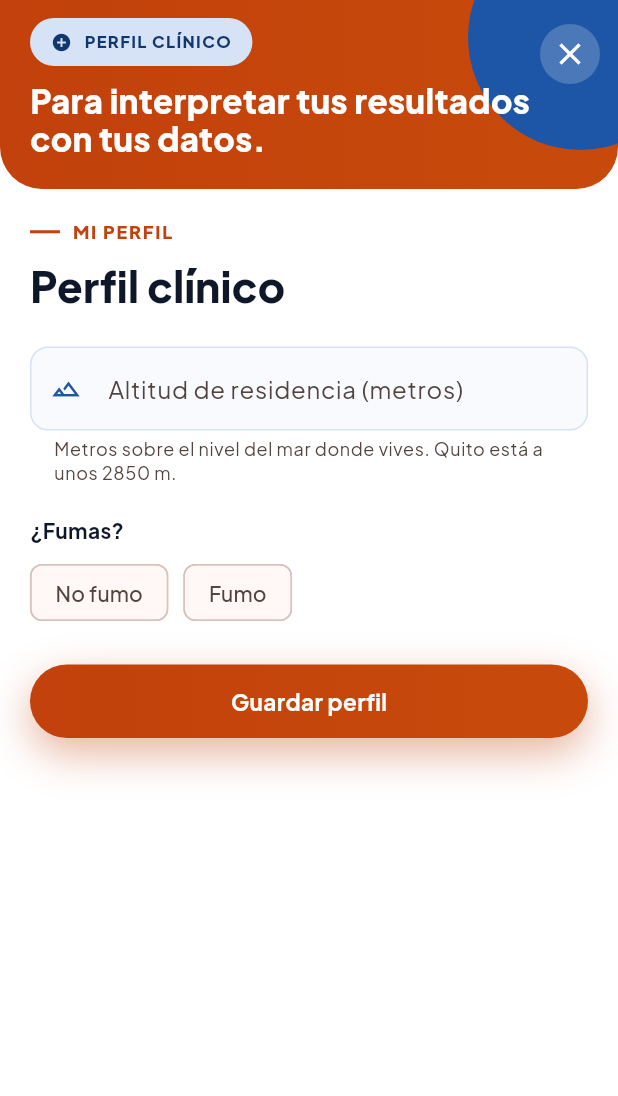
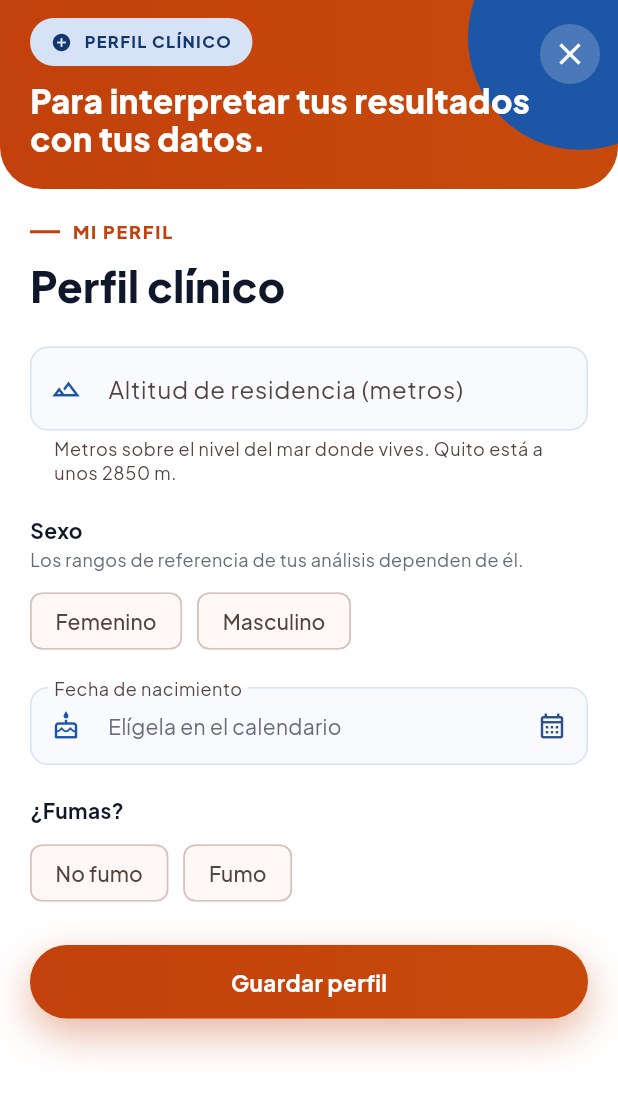
Before and after one commit to Mabe-Zapata/AD-Medical-front-flutter, a Flutter app: the ProfileDialog widget shown alone on an empty page, opened directly, on a phone screen of 412 x 824 dp. Shown: the top 1096 px of the screen. Run offline on Flutter 3.47's test engine with Material 3 defaults, Android fonts, the phone set to English and light mode, and no system bars; our stand-ins replace google_fonts, web; missing offline and left inert: dart:js_interop, dart:ui_web.

Commit message:
feat(auth): ask sex and birth date at sign-up and in the clinical profile
WIP: domain, data, forms and unit tests are done (analyze clean); the widget
flow tests for sign-up and profile still need to pick sex and birth date, so
9 of them fail until they are updated. Needs the backend branch
feat/patient-demographics to accept the new fields.

```diff
--- /dev/null
+++ b/lib/core/domain/personal_data.dart
@@ -0,0 +1,44 @@
+/// Sex registered at birth. The backend only accepts `M` or `F`, because the clinical reference ranges
+/// (hemoglobin, ferritin, MCV) are defined for those two groups.
+enum BiologicalSex {
+  female('F', 'Femenino'),
+  male('M', 'Masculino');
+
+  const BiologicalSex(this.code, this.label);
+
+  /// What the API sends and returns.
+  final String code;
+
+  /// What the patient reads.
+  final String label;
+
+  static BiologicalSex? fromCode(Object? code) => values.where((s) => s.code == code).firstOrNull;
+}
+
+/// Same limit as the backend: an age above this is a typing mistake.
+const maxAgeYears = 120;
+
+/// True when [birth] is a plausible birth date on [today]: not in the future and at most [maxAgeYears] ago.
+/// Only the calendar day matters, so the time of day never decides it.
+bool isValidBirthDate(DateTime birth, DateTime today) {
+  final day = DateTime(birth.year, birth.month, birth.day);
+  final now = DateTime(today.year, today.month, today.day);
+  final oldest = DateTime(now.year - maxAgeYears, now.month, now.day);
+  return !day.isAfter(now) && !day.isBefore(oldest);
+}
+
+/// `2026-11-14`, the format of the API (a date, never a date-time, so no time zone can move it).
+String isoDate(DateTime date) =>
+    '${date.year.toString().padLeft(4, '0')}-${date.month.toString().padLeft(2, '0')}-${date.day.toString().padLeft(2, '0')}';
+
+/// The date of a `YYYY-MM-DD` value, or null when it is missing or malformed.
+DateTime? parseIsoDate(Object? value) {
+  if (value is! String) return null;
+  final match = RegExp(r'^(\d{4})-(\d{2})-(\d{2})').firstMatch(value);
+  if (match == null) return null;
+  return DateTime(int.parse(match[1]!), int.parse(match[2]!), int.parse(match[3]!));
+}
+
+/// `14/11/1992`, how the patient reads a date.
+String birthDateLabel(DateTime date) =>
+    '${date.day.toString().padLeft(2, '0')}/${date.month.toString().padLeft(2, '0')}/${date.year}';
--- a/lib/features/auth/data/repositories/http_auth_repository.dart
+++ b/lib/features/auth/data/repositories/http_auth_repository.dart
@@ -1,3 +1,4 @@
+import 'package:medicalbooking_portal/core/domain/personal_data.dart';
 import 'package:medicalbooking_portal/core/http/api_client.dart';
 import 'package:medicalbooking_portal/features/auth/domain/entities/new_patient_account.dart';
 import 'package:medicalbooking_portal/features/auth/domain/entities/patient.dart';
@@ -20,7 +21,8 @@ class HttpAuthRepository implements AuthRepository {
   }
 
   /// `POST /auth/register`: public, answers 202 whatever the email. The role is not sent; the server fixes it
-  /// to patient, and it rejects any field it does not know (so no phone).
+  /// to patient, and it rejects any field it does not know (so no phone). `sexo` (`M`/`F`) and
+  /// `fecha_nacimiento` (`YYYY-MM-DD`) are optional for the server and sent only when the form has them.
   @override
   Future<void> register(NewPatientAccount account) async {
     await _api.post(
@@ -30,6 +32,8 @@ class HttpAuthRepository implements AuthRepository {
         'password': account.password,
         'first_name': account.firstName,
         'last_name': account.lastName,
+        if (account.sex != null) 'sexo': account.sex!.code,
+        if (account.birthDate != null) 'fecha_nacimiento': isoDate(account.birthDate!),
       },
       authenticated: false,
     );
--- a/lib/features/auth/presentation/widgets/registration_messages.dart
+++ b/lib/features/auth/presentation/widgets/registration_messages.dart
@@ -4,5 +4,7 @@ String registrationMessage(RegistrationProblem problem) => switch (problem) {
   RegistrationProblem.firstName => 'Escribe tus nombres.',
   RegistrationProblem.lastName => 'Escribe tus apellidos.',
   RegistrationProblem.email => 'Escribe un correo válido.',
+  RegistrationProblem.sex => 'Elige una opción.',
+  RegistrationProblem.birthDate => 'Elige una fecha de nacimiento válida.',
   RegistrationProblem.passwordLength => 'Mínimo $minPasswordLength caracteres.',
 };
--- a/lib/features/profile/data/repositories/http_clinical_profile_repository.dart
+++ b/lib/features/profile/data/repositories/http_clinical_profile_repository.dart
@@ -1,3 +1,4 @@
+import 'package:medicalbooking_portal/core/domain/personal_data.dart';
 import 'package:medicalbooking_portal/core/http/api_client.dart';
 import 'package:medicalbooking_portal/features/profile/domain/entities/clinical_profile.dart';
 import 'package:medicalbooking_portal/features/profile/domain/repositories/clinical_profile_repository.dart';
@@ -7,14 +8,24 @@ class HttpClinicalProfileRepository implements ClinicalProfileRepository {
 
   final ApiClient _api;
 
-  /// `GET /me/perfil-clinico`: altitude and smoking are null until declared, which means "not complete".
+  /// `GET /me/perfil-clinico`: every field is null until declared, and a profile missing any of them is "not
+  /// complete" (null), so the portal keeps asking. An older backend that does not know `sexo` or
+  /// `fecha_nacimiento` never sends them, which also reads as not complete.
   @override
   Future<ClinicalProfile?> read() async {
     final json = await _api.get('/me/perfil-clinico') as Map<String, dynamic>;
     final altitude = json['altitud_residencia_m'] as int?;
     final smoker = json['fumador'] as bool?;
-    if (altitude == null || smoker == null) return null;
-    return ClinicalProfile(altitudeM: altitude, smoker: smoker, cigarettesPerDay: json['cigarrillos_dia'] as int?);
+    final sex = BiologicalSex.fromCode(json['sexo']);
+    final birthDate = parseIsoDate(json['fecha_nacimiento']);
+    if (altitude == null || smoker == null || sex == null || birthDate == null) return null;
+    return ClinicalProfile(
+      altitudeM: altitude,
+      smoker: smoker,
+      sex: sex,
+      birthDate: birthDate,
+      cigarettesPerDay: json['cigarrillos_dia'] as int?,
+    );
   }
 
   /// `PUT /me/perfil-clinico`: the backend rejects unknown fields, wants `fumador` always, and refuses a
@@ -27,6 +38,8 @@ class HttpClinicalProfileRepository implements ClinicalProfileRepository {
         'altitud_residencia_m': profile.altitudeM,
         'fumador': profile.smoker,
         'cigarrillos_dia': profile.smoker ? profile.cigarettesPerDay : null,
+        'sexo': profile.sex.code,
+        'fecha_nacimiento': isoDate(profile.birthDate),
       },
     );
   }
--- a/lib/features/profile/domain/entities/clinical_profile.dart
+++ b/lib/features/profile/domain/entities/clinical_profile.dart
@@ -1,11 +1,24 @@
-/// What the patient declares about themselves. The backend uses it for the WHO 2024 hemoglobin
-/// adjustments, and only the patient writes it. There is no endpoint to read it back.
+import 'package:medicalbooking_portal/core/domain/personal_data.dart';
+
+/// What the patient declares about themselves. The backend uses altitude and smoking for the WHO 2024 hemoglobin
+/// adjustments, and sex and birth date to pick the reference ranges and thresholds. Only the patient writes it.
+/// A profile is complete only with all of it: the portal keeps asking until then.
 class ClinicalProfile {
-  const ClinicalProfile({required this.altitudeM, required this.smoker, this.cigarettesPerDay});
+  const ClinicalProfile({
+    required this.altitudeM,
+    required this.smoker,
+    required this.sex,
+    required this.birthDate,
+    this.cigarettesPerDay,
+  });
 
   /// Altitude of residence in metres above sea level.
   final int altitudeM;
   final bool smoker;
+  final BiologicalSex sex;
+
+  /// A calendar date (no time).
+  final DateTime birthDate;
 
   /// Only meaningful (and only sent) for a smoker.
   final int? cigarettesPerDay;
--- a/lib/features/profile/domain/policies/clinical_profile_policy.dart
+++ b/lib/features/profile/domain/policies/clinical_profile_policy.dart
@@ -1,14 +1,26 @@
+import 'package:medicalbooking_portal/core/domain/personal_data.dart';
+
 /// Same limits as the backend (`clinical_profile.py`); checking here gives a clearer message.
 const maxAltitudeM = 8848;
 const maxCigarettesPerDay = 200;
 
-enum ProfileProblem { altitude, smoking, cigarettes }
+enum ProfileProblem { altitude, smoking, cigarettes, sex, birthDate }
 
 /// What is wrong with the declared data. Null means the person has not answered yet. Empty result
-/// means it can be sent: the backend requires altitude and smoking, and a smoker's cigarettes per day.
-List<ProfileProblem> profileProblems({int? altitudeM, bool? smoker, int? cigarettes}) => [
+/// means it can be sent: the backend requires altitude and smoking, and a smoker's cigarettes per day; the portal
+/// also requires sex and birth date, which the shadow findings need. [now] is today, so a test can fix it.
+List<ProfileProblem> profileProblems({
+  int? altitudeM,
+  bool? smoker,
+  int? cigarettes,
+  BiologicalSex? sex,
+  DateTime? birthDate,
+  DateTime? now,
+}) => [
   if (altitudeM == null || altitudeM < 0 || altitudeM > maxAltitudeM) ProfileProblem.altitude,
   if (smoker == null) ProfileProblem.smoking,
   if (smoker == true && (cigarettes == null || cigarettes < 0 || cigarettes > maxCigarettesPerDay))
     ProfileProblem.cigarettes,
+  if (sex == null) ProfileProblem.sex,
+  if (birthDate == null || !isValidBirthDate(birthDate, now ?? DateTime.now())) ProfileProblem.birthDate,
 ];
--- a/lib/features/profile/domain/usecases/save_clinical_profile.dart
+++ b/lib/features/profile/domain/usecases/save_clinical_profile.dart
@@ -13,6 +13,8 @@ class SaveClinicalProfile {
       altitudeM: profile.altitudeM,
       smoker: profile.smoker,
       cigarettes: profile.cigarettesPerDay,
+      sex: profile.sex,
+      birthDate: profile.birthDate,
     );
     if (problems.isNotEmpty) throw AppError(ErrorKind.validation, problems.map((p) => p.name).join(', '));
     await _repository.save(profile);
--- a/lib/features/profile/presentation/pages/profile_dialog.dart
+++ b/lib/features/profile/presentation/pages/profile_dialog.dart
@@ -3,16 +3,19 @@ import 'package:flutter/services.dart';
 import 'package:medicalbooking_portal/app/app_scope.dart';
 import 'package:medicalbooking_portal/core/design/tokens.dart';
 import 'package:medicalbooking_portal/core/domain/app_error.dart';
+import 'package:medicalbooking_portal/core/domain/personal_data.dart';
 import 'package:medicalbooking_portal/features/profile/domain/entities/clinical_profile.dart';
 import 'package:medicalbooking_portal/features/profile/domain/policies/clinical_profile_policy.dart';
 import 'package:medicalbooking_portal/shared/presentation/atoms/gradient_button.dart';
 import 'package:medicalbooking_portal/shared/presentation/atoms/section_label.dart';
 import 'package:medicalbooking_portal/shared/presentation/error_message.dart';
 import 'package:medicalbooking_portal/shared/presentation/molecules/error_banner.dart';
+import 'package:medicalbooking_portal/shared/presentation/molecules/personal_data_fields.dart';
 import 'package:medicalbooking_portal/shared/presentation/organisms/two_panel_modal.dart';
 
-/// Container: the patient's clinical profile (altitude of residence and smoking). It is used to adjust
-/// how the hemoglobin is interpreted, and only the patient can write it.
+/// Container: the patient's clinical profile (sex, birth date, altitude of residence and smoking). Altitude and
+/// smoking adjust how the hemoglobin is interpreted; sex and age pick the reference ranges. Only the patient can
+/// write it.
 class ProfileDialog extends StatefulWidget {
   const ProfileDialog({super.key});
 
@@ -24,6 +27,8 @@ class _ProfileDialogState extends State<ProfileDialog> {
   final _altitude = TextEditingController();
   final _cigarettes = TextEditingController();
   bool? _smoker;
+  BiologicalSex? _sex;
+  DateTime? _birthDate;
   bool _prefilled = false;
   bool _submitted = false;
   bool _busy = false;
@@ -42,6 +47,8 @@ class _ProfileDialogState extends State<ProfileDialog> {
     if (current == null) return;
     _altitude.text = '${current.altitudeM}';
     _smoker = current.smoker;
+    _sex = current.sex;
+    _birthDate = current.birthDate;
     _cigarettes.text = current.cigarettesPerDay == null ? '' : '${current.cigarettesPerDay}';
   }
 
@@ -56,7 +63,13 @@ class _ProfileDialogState extends State<ProfileDialog> {
   int? get _cigarettesValue => int.tryParse(_cigarettes.text.trim());
 
   Set<ProfileProblem> get _problems =>
-      profileProblems(altitudeM: _altitudeValue, smoker: _smoker, cigarettes: _cigarettesValue).toSet();
+      profileProblems(
+        altitudeM: _altitudeValue,
+        smoker: _smoker,
+        cigarettes: _cigarettesValue,
+        sex: _sex,
+        birthDate: _birthDate,
+      ).toSet();
 
   String? _fieldError(ProfileProblem problem, String message) =>
       _submitted && _problems.contains(problem) ? message : null;
@@ -77,6 +90,8 @@ class _ProfileDialogState extends State<ProfileDialog> {
         ClinicalProfile(
           altitudeM: _altitudeValue!,
           smoker: _smoker!,
+          sex: _sex!,
+          birthDate: _birthDate!,
           cigarettesPerDay: _smoker! ? _cigarettesValue : null,
         ),
       );
@@ -87,7 +102,7 @@ class _ProfileDialogState extends State<ProfileDialog> {
           () => _error = describeError(
             error,
             overrides: const {
-              ErrorKind.validation: 'Revisa la altitud (0 a 8848 m) y los cigarrillos por día.',
+              ErrorKind.validation: 'Revisa la altitud (0 a 8848 m), los cigarrillos por día, el sexo y la fecha de nacimiento.',
               ErrorKind.forbidden: 'Solo una cuenta de paciente puede guardar su perfil clínico.',
             },
           ),
@@ -104,6 +119,7 @@ class _ProfileDialogState extends State<ProfileDialog> {
     headline: 'Para interpretar tus resultados con tus datos.',
     bullets: const [
       'Tu altitud de residencia y si fumas ajustan cómo se interpreta tu hemoglobina (OMS 2024).',
+      'Tu sexo y tu edad definen los rangos de referencia que se aplican a tus análisis.',
       'Solo tú puedes escribir estos datos.',
       'Puedes actualizarlos cuando cambien.',
     ],
@@ -134,6 +150,18 @@ class _ProfileDialogState extends State<ProfileDialog> {
           helperMaxLines: 2,
           errorText: _fieldError(ProfileProblem.altitude, 'Escribe un número entre 0 y $maxAltitudeM.'),
         ),
+      ),
+      const SizedBox(height: 20),
+      SexChoice(
+        value: _sex,
+        errorText: _fieldError(ProfileProblem.sex, 'Elige una opción.'),
+        onChanged: (value) => setState(() => _sex = value),
+      ),
+      const SizedBox(height: 20),
+      BirthDateField(
+        value: _birthDate,
+        errorText: _fieldError(ProfileProblem.birthDate, 'Elige una fecha de nacimiento válida.'),
+        onChanged: (value) => setState(() => _birthDate = value),
       ),
       const SizedBox(height: 20),
       const Text('¿Fumas?', style: TextStyle(fontWeight: FontWeight.w700, color: Tokens.slate900)),
--- a/lib/features/profile/presentation/widgets/profile_prompt.dart
+++ b/lib/features/profile/presentation/widgets/profile_prompt.dart
@@ -1,5 +1,6 @@
 import 'package:flutter/material.dart';
 import 'package:medicalbooking_portal/core/design/tokens.dart';
+import 'package:medicalbooking_portal/core/domain/personal_data.dart';
 import 'package:medicalbooking_portal/features/profile/domain/entities/clinical_profile.dart';
 
 /// Presentational: invites the patient to declare their clinical profile, or summarizes what they declared.
@@ -45,12 +46,12 @@ class ProfilePrompt extends StatelessWidget {
                   child: declared == null
                       ? const _Message(
                           title: 'Completa tu perfil clínico',
-                          text: 'Indica tu altitud de residencia y si fumas: se usan para interpretar tu hemoglobina.',
+                          text: 'Indica tu sexo, tu fecha de nacimiento, tu altitud de residencia y si fumas: se usan para interpretar tus análisis.',
                         )
                       : _Message(
                           title: 'Perfil clínico completo',
                           text:
-                              '${declared.altitudeM} m de altitud · ${declared.smoker ? 'fumas ${declared.cigarettesPerDay ?? 0} al día' : 'no fumas'}',
+                              '${declared.sex.label} · nacimiento ${birthDateLabel(declared.birthDate)} · ${declared.altitudeM} m de altitud · ${declared.smoker ? 'fumas ${declared.cigarettesPerDay ?? 0} al día' : 'no fumas'}',
                         ),
                 ),
               ],
--- /dev/null
+++ b/lib/shared/presentation/molecules/personal_data_fields.dart
@@ -0,0 +1,89 @@
+import 'package:flutter/material.dart';
+import 'package:medicalbooking_portal/core/design/tokens.dart';
+import 'package:medicalbooking_portal/core/domain/personal_data.dart';
+
+/// Presentational: sex registered at birth, as two chips. Reports the choice; the parent owns it.
+class SexChoice extends StatelessWidget {
+  const SexChoice({super.key, required this.value, required this.onChanged, this.errorText});
+
+  final BiologicalSex? value;
+  final ValueChanged<BiologicalSex> onChanged;
+  final String? errorText;
+
+  @override
+  Widget build(BuildContext context) => Column(
+    crossAxisAlignment: CrossAxisAlignment.start,
+    children: [
+      const Text('Sexo', style: TextStyle(fontWeight: FontWeight.w700, color: Tokens.slate900)),
+      const SizedBox(height: 2),
+      const Text(
+        'Los rangos de referencia de tus análisis dependen de él.',
+        style: TextStyle(fontSize: 12, color: Tokens.muted, height: 1.4),
+      ),
+      const SizedBox(height: 8),
+      Wrap(
+        spacing: 10,
+        children: [
+          for (final sex in BiologicalSex.values)
+            ChoiceChip(
+              label: Text(sex.label),
+              selected: value == sex,
+              showCheckmark: false,
+              selectedColor: Tokens.orangeSoft,
+              onSelected: (_) => onChanged(sex),
+            ),
+        ],
+      ),
+      if (errorText != null)
+        Padding(
+          padding: const EdgeInsets.only(top: 6, left: 4),
+          child: Text(errorText!, style: const TextStyle(color: Tokens.danger, fontSize: 12)),
+        ),
+    ],
+  );
+}
+
+/// Presentational: a birth date picked from the calendar (no typing, so no wrong format). The platform picker is
+/// already in Spanish because the app sets the locale.
+class BirthDateField extends StatelessWidget {
+  const BirthDateField({super.key, required this.value, required this.onChanged, this.errorText, this.today});
+
+  final DateTime? value;
+  final ValueChanged<DateTime> onChanged;
+  final String? errorText;
+
+  /// Today; a test can fix it.
+  final DateTime? today;
+
+  Future<void> _pick(BuildContext context) async {
+    final now = today ?? DateTime.now();
+    final picked = await showDatePicker(
+      context: context,
+      initialDate: value ?? DateTime(now.year - 30, 1, 1),
+      firstDate: DateTime(now.year - maxAgeYears, now.month, now.day),
+      lastDate: DateTime(now.year, now.month, now.day),
+      helpText: 'Fecha de nacimiento',
+      initialEntryMode: DatePickerEntryMode.calendarOnly,
+    );
+    if (picked != null) onChanged(picked);
+  }
+
+  @override
+  Widget build(BuildContext context) => InkWell(
+    key: const ValueKey('birth-date'),
+    borderRadius: BorderRadius.circular(Tokens.radiusSm),
+    onTap: () => _pick(context),
+    child: InputDecorator(
+      decoration: InputDecoration(
+        labelText: 'Fecha de nacimiento',
+        prefixIcon: const Icon(Icons.cake_outlined, size: 20),
+        suffixIcon: const Icon(Icons.calendar_month_outlined, size: 20),
+        errorText: errorText,
+      ),
+      child: Text(
+        value == null ? 'Elígela en el calendario' : birthDateLabel(value!),
+        style: TextStyle(color: value == null ? Tokens.muted : Tokens.slate900),
+      ),
+    ),
+  );
+}
```
Also changed, not shown: lib/features/auth/domain/entities/new_patient_account.dart (+11 -0 lines), lib/features/auth/domain/policies/registration_policy.dart (+8 -3 lines), lib/features/auth/presentation/widgets/register_form.dart (+18 -0 lines), 2 other files.
